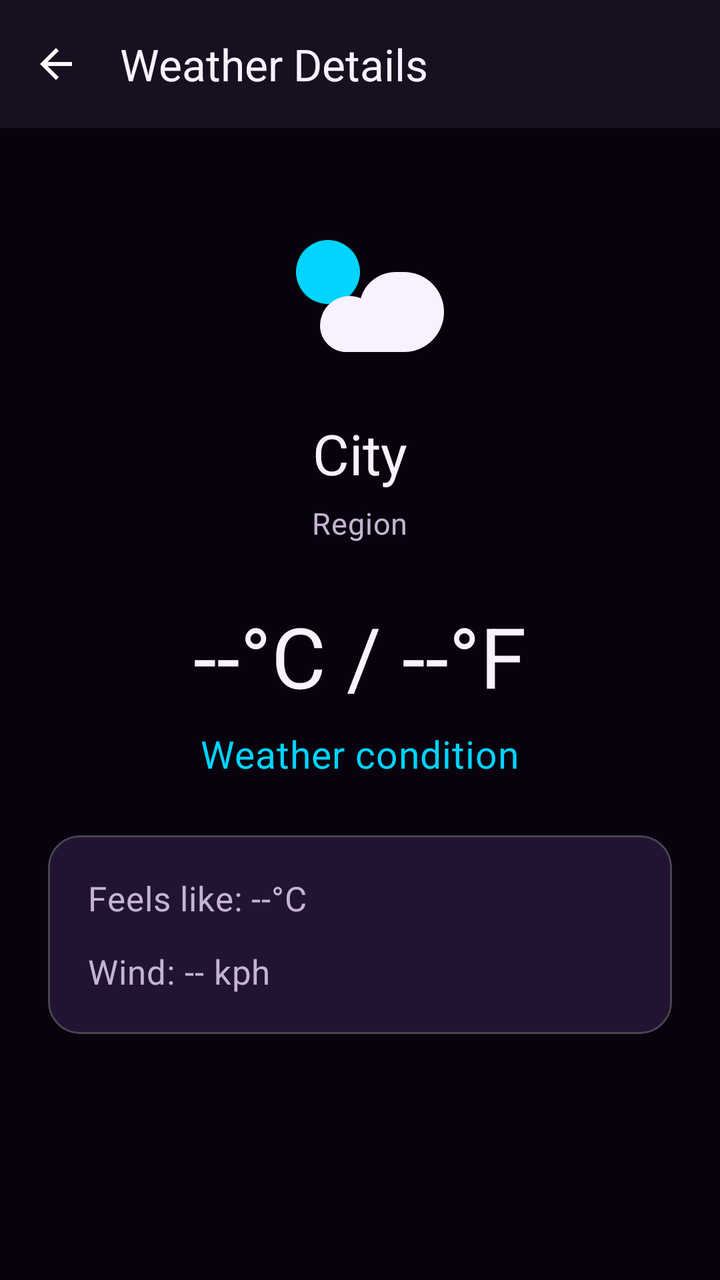
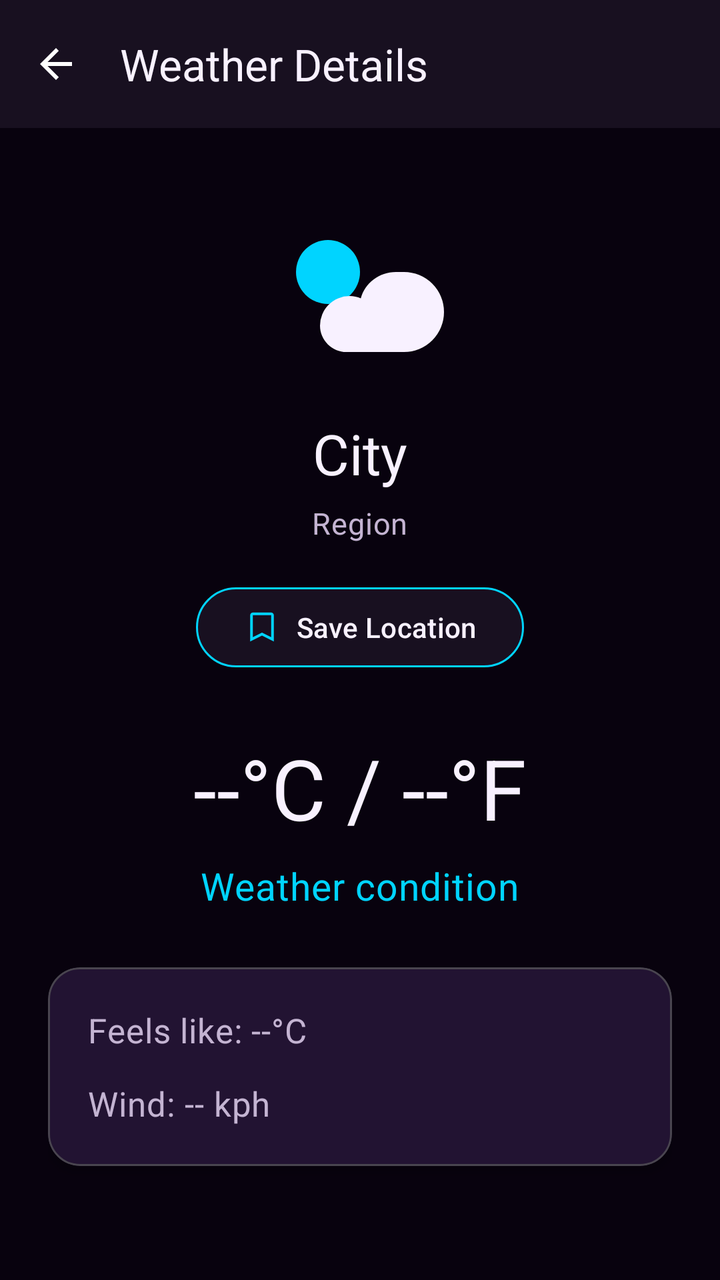

Two renders of the same Android screen: before a commit and after it. Below are the layout's source before the change and the commit's diff.
<!-- AndroidManifest.xml: application theme Theme.WeatherTrio -->
<!-- res/layout/fragment_weather_detail.xml -->
<?xml version="1.0" encoding="utf-8"?>
<LinearLayout
    xmlns:android="http://schemas.android.com/apk/res/android"
    xmlns:app="http://schemas.android.com/apk/res-auto"
    android:layout_width="match_parent"
    android:layout_height="match_parent"
    android:background="@color/background_main"
    android:orientation="vertical">

    
    <com.google.android.material.appbar.MaterialToolbar
        android:id="@+id/toolbarWeatherDetail"
        android:layout_width="match_parent"
        android:layout_height="wrap_content"
        android:background="@color/surface"
        app:navigationIcon="@drawable/ic_back"
        app:title="@string/weather_detail_title"
        app:titleTextColor="@color/text_primary" />

    
    <FrameLayout
        android:layout_width="match_parent"
        android:layout_height="0dp"
        android:layout_weight="1">

        
        <ScrollView
            android:layout_width="match_parent"
            android:layout_height="match_parent"
            android:fillViewport="true">

            
            <LinearLayout
                android:id="@+id/layoutWeatherContent"
                android:layout_width="match_parent"
                android:layout_height="wrap_content"
                android:gravity="center_horizontal"
                android:orientation="vertical"
                android:paddingStart="24dp"
                android:paddingTop="32dp"
                android:paddingEnd="24dp"
                android:paddingBottom="32dp">

                
                <ImageView
                    android:id="@+id/imageWeatherCondition"
                    android:layout_width="96dp"
                    android:layout_height="96dp"
                    android:contentDescription="@string/weather_icon_description"
                    android:src="@drawable/ic_weather_condition" />

                
                <TextView
                    android:id="@+id/textDetailCity"
                    android:layout_width="wrap_content"
                    android:layout_height="wrap_content"
                    android:layout_marginTop="16dp"
                    android:text="@string/detail_city_placeholder"
                    android:textAppearance="@style/TextAppearance.WeatherTrio.Headline" />

                
                <TextView
                    android:id="@+id/textDetailRegion"
                    android:layout_width="wrap_content"
                    android:layout_height="wrap_content"
                    android:layout_marginTop="6dp"
                    android:text="@string/detail_region_placeholder"
                    android:textAppearance="@style/TextAppearance.WeatherTrio.Body" />

                
                <TextView
                    android:id="@+id/textDetailTemperature"
                    android:layout_width="wrap_content"
                    android:layout_height="wrap_content"
                    android:layout_marginTop="28dp"
                    android:text="@string/detail_temperature_placeholder"
                    android:textAppearance="@style/TextAppearance.WeatherTrio.Headline"
                    android:textSize="42sp" />

                
                <TextView
                    android:id="@+id/textDetailCondition"
                    android:layout_width="wrap_content"
                    android:layout_height="wrap_content"
                    android:layout_marginTop="8dp"
                    android:text="@string/detail_condition_placeholder"
                    android:textAppearance="@style/TextAppearance.WeatherTrio.Body"
                    android:textColor="@color/secondary"
                    android:textSize="19sp" />

                
                <com.google.android.material.card.MaterialCardView
                    android:layout_width="match_parent"
                    android:layout_height="wrap_content"
                    android:layout_marginTop="28dp"
                    app:cardBackgroundColor="@color/surface"
                    app:cardCornerRadius="16dp"
                    app:cardElevation="3dp">

                    <LinearLayout
                        android:layout_width="match_parent"
                        android:layout_height="wrap_content"
                        android:orientation="vertical"
                        android:padding="20dp">

                        
                        <TextView
                            android:id="@+id/textDetailFeelsLike"
                            android:layout_width="wrap_content"
                            android:layout_height="wrap_content"
                            android:text="@string/detail_feels_like_placeholder"
                            android:textAppearance="@style/TextAppearance.WeatherTrio.Body"
                            android:textSize="17sp" />

                        
                        <TextView
                            android:id="@+id/textDetailWind"
                            android:layout_width="wrap_content"
                            android:layout_height="wrap_content"
                            android:layout_marginTop="14dp"
                            android:text="@string/detail_wind_placeholder"
                            android:textAppearance="@style/TextAppearance.WeatherTrio.Body"
                            android:textSize="17sp" />

                    </LinearLayout>

                </com.google.android.material.card.MaterialCardView>

            </LinearLayout>

        </ScrollView>

        
        <ProgressBar
            android:id="@+id/progressWeather"
            android:layout_width="48dp"
            android:layout_height="48dp"
            android:layout_gravity="center"
            android:visibility="gone" />

        
        <LinearLayout
            android:id="@+id/layoutWeatherError"
            android:layout_width="match_parent"
            android:layout_height="wrap_content"
            android:layout_gravity="center"
            android:gravity="center"
            android:orientation="vertical"
            android:padding="24dp">

            <TextView
                android:id="@+id/textWeatherError"
                android:layout_width="match_parent"
                android:layout_height="wrap_content"
                android:gravity="center"
                android:text="@string/weather_error"
                android:textAppearance="@style/TextAppearance.WeatherTrio.Body"
                android:textColor="@color/text_primary"
                android:textSize="16sp"
                android:visibility="gone" />

            
            <com.google.android.material.button.MaterialButton
                android:id="@+id/buttonRetryWeather"
                android:layout_width="wrap_content"
                android:layout_height="wrap_content"
                android:layout_marginTop="12dp"
                android:text="@string/retry"
                android:visibility="gone" />

        </LinearLayout>

    </FrameLayout>

</LinearLayout>
<!-- resources referenced by this layout -->
<resources>
  <color name="background_main">#08020E</color>
  <color name="secondary">#00D4FF</color>
  <color name="surface">#181020</color>
  <color name="text_primary">#F8F1FF</color>
  <!-- drawable ic_back (drawable) -->
  <?xml version="1.0" encoding="utf-8"?>
  <vector
      xmlns:android="http://schemas.android.com/apk/res/android"
      android:width="24dp"
      android:height="24dp"
      android:viewportWidth="24"
      android:viewportHeight="24">
  
      
      <path
          android:fillColor="@android:color/white"
          android:pathData="M20,11H7.8l5.6,-5.6L12,4l-8,8l8,8l1.4,-1.4L7.8,13H20z" />
  
  </vector>
  <!-- drawable ic_weather_condition (drawable) -->
  <?xml version="1.0" encoding="utf-8"?>
  <vector
      xmlns:android="http://schemas.android.com/apk/res/android"
      android:width="96dp"
      android:height="96dp"
      android:viewportWidth="24"
      android:viewportHeight="24">
  
      
      <path
          android:fillColor="@color/secondary"
          android:pathData="M8,6a4,4 0,1 0,0 8a4,4 0,0 0,0 -8z" />
  
      <path
          android:fillColor="@color/text_primary"
          android:pathData="M16.5,10c-2.1,0 -3.9,1.4 -4.4,3.3c-0.4,-0.2 -0.9,-0.3 -1.4,-0.3A3.7,3.7 0,0 0,7 16.7C7,18.5 8.5,20 10.3,20h7.2a5,5 0,0 0,0 -10z" />
  
  </vector>
  <string name="detail_city_placeholder">City</string>
  <string name="detail_condition_placeholder">Weather condition</string>
  <string name="detail_feels_like_placeholder">Feels like: --°C</string>
  <string name="detail_region_placeholder">Region</string>
  <string name="detail_temperature_placeholder">--°C / --°F</string>
  <string name="detail_wind_placeholder">Wind: -- kph</string>
  <string name="retry">Retry</string>
  <string name="weather_detail_title">Weather Details</string>
  <string name="weather_error">Unable to load weather. Please check your connection and try again.</string>
  <string name="weather_icon_description">Weather condition icon</string>
  <style name="TextAppearance.WeatherTrio.Body" parent="TextAppearance.Material3.BodyMedium">
  
          <item name="android:textColor">@color/text_secondary</item>
          <item name="android:textSize">15sp</item>
          <item name="android:fontFamily">sans-serif</item>
  
      </style>
  <style name="TextAppearance.WeatherTrio.Headline" parent="TextAppearance.Material3.HeadlineMedium">
  
          <item name="android:textColor">@color/text_primary</item>
          <item name="android:textSize">28sp</item>
          <item name="android:fontFamily">sans-serif-medium</item>
  
      </style>
  <style name="Theme.WeatherTrio" parent="Theme.Material3.Dark.NoActionBar">
  
          <item name="colorPrimary">@color/primary</item>
          <item name="colorOnPrimary">@color/text_primary</item>
  
          <item name="colorSecondary">@color/secondary</item>
          <item name="colorOnSecondary">@color/background_main</item>
  
          <item name="colorSurface">@color/surface</item>
          <item name="colorOnSurface">@color/text_primary</item>
  
          <item name="android:colorBackground">@color/background_main</item>
          <item name="android:windowBackground">@color/background_main</item>
  
          <item name="textAppearanceHeadlineMedium">@style/TextAppearance.WeatherTrio.Headline</item>
          <item name="textAppearanceBodyMedium">@style/TextAppearance.WeatherTrio.Body</item>
  
      </style>
  <color name="text_secondary">#C4B4D2</color>
  <color name="primary">#9A35FF</color>
</resources>

<!-- the commit's change to res/layout/fragment_weather_detail.xml (unified diff, before → after) -->
@@ -66,6 +66,20 @@
                     android:layout_marginTop="6dp"
                     android:text="@string/detail_region_placeholder"
                     android:textAppearance="@style/TextAppearance.WeatherTrio.Body" />
+
+                
+                <com.google.android.material.button.MaterialButton
+                    android:id="@+id/buttonSaveLocation"
+                    android:layout_width="wrap_content"
+                    android:layout_height="wrap_content"
+                    android:layout_marginTop="18dp"
+                    android:text="Save Location"
+                    android:textAllCaps="false"
+                    app:backgroundTint="@color/surface"
+                    app:icon="@drawable/ic_saved_empty"
+                    app:iconTint="@color/secondary"
+                    app:strokeColor="@color/secondary"
+                    app:strokeWidth="1dp" />
 
                 
                 <TextView
<!-- resource entries referenced after the edit -->
@@ -17,6 +17,23 @@
       <path
           android:fillColor="@android:color/white"
           android:pathData="M20,11H7.8l5.6,-5.6L12,4l-8,8l8,8l1.4,-1.4L7.8,13H20z" />
+  
+  </vector>
+  <!-- drawable ic_saved_empty (drawable) -->
+  <?xml version="1.0" encoding="utf-8"?>
+  <vector
+      xmlns:android="http://schemas.android.com/apk/res/android"
+      android:width="64dp"
+      android:height="64dp"
+      android:viewportWidth="24"
+      android:viewportHeight="24">
+  
+      
+      <path
+          android:fillColor="@android:color/transparent"
+          android:pathData="M6,3h12c0.55,0 1,0.45 1,1v16l-7,-3.5L5,20V4c0,-0.55 0.45,-1 1,-1z"
+          android:strokeColor="@color/secondary"
+          android:strokeWidth="1.8" />
   
   </vector>
   <!-- drawable ic_weather_condition (drawable) -->
